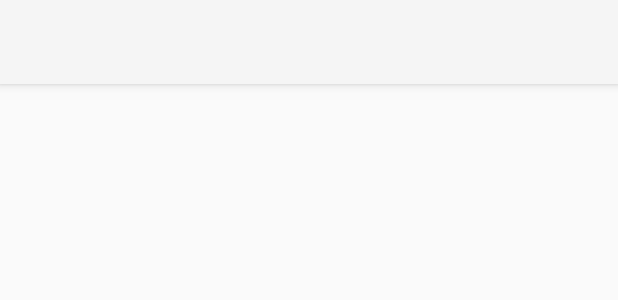
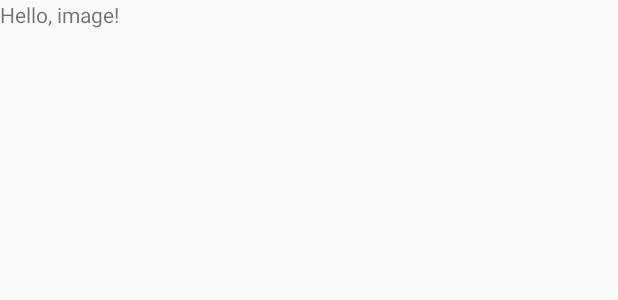
Before and after one commit to the-ericwang35/HackThe6ix, an Android app: the layout activity_image_processing.xml on its own in the app's theme, with its tools: preview values and no code run, on a phone screen of 412 x 824 dp. Shown: the top 300 px of the screen. Run offline under Robolectric (Android 15) with nearby library versions, the phone set to English and light mode, and no system bars.

Commit message:
Remove xml bloat

```diff
--- a/app/src/main/java/com/example/android/hackthe6ixcopy/ImageProcessingActivity.java
+++ b/app/src/main/java/com/example/android/hackthe6ixcopy/ImageProcessingActivity.java
@@ -2,11 +2,8 @@ package com.example.android.hackthe6ixcopy;
 
 import android.os.Bundle;
 import android.os.Environment;
-import android.support.design.widget.FloatingActionButton;
-import android.support.design.widget.Snackbar;
 import android.support.v7.app.AppCompatActivity;
-import android.support.v7.widget.Toolbar;
-import android.view.View;
+import android.widget.TextView;
 
 import java.io.File;
 import java.util.Arrays;
@@ -17,13 +14,17 @@ public class ImageProcessingActivity extends AppCompatActivity {
     protected void onCreate(Bundle savedInstanceState) {
         super.onCreate(savedInstanceState);
         setContentView(R.layout.activity_image_processing);
-        Toolbar toolbar = (Toolbar) findViewById(R.id.toolbar);
-        setSupportActionBar(toolbar);
-        getSupportActionBar().setDisplayHomeAsUpEnabled(true);
+    }
+
+    @Override
+    protected void onResume(){
+        super.onResume();
 
         File folder = new File(Environment.getExternalStorageDirectory() + "/pics/");
         File output = new File(Environment.getExternalStorageDirectory() + "/pics/median.jpg");
         MedianCalculator.process(Arrays.asList(folder.listFiles()), output);
+        TextView text = (TextView) findViewById(R.id.text);
+        text.setText("done processing");
     }
 
 }
--- a/app/src/main/java/com/example/android/hackthe6ixcopy/MainActivity.java
+++ b/app/src/main/java/com/example/android/hackthe6ixcopy/MainActivity.java
@@ -253,9 +253,10 @@ public class MainActivity extends AppCompatActivity {
                         takePhoto = true;
                     }
                     else {
-                        Toast.makeText(MainActivity.this, "Saved: " + picNumber + " Files", Toast.LENGTH_SHORT).show();
+                        //Toast.makeText(MainActivity.this, "Saved: " + picNumber + " Files", Toast.LENGTH_SHORT).show();
                         picNumber = 0;
                         Intent startProcessing = new Intent(MainActivity.this, ImageProcessingActivity.class);
+                        startActivity(startProcessing);
                     }
                 }
             };
--- a/app/src/main/res/layout/activity_image_processing.xml
+++ b/app/src/main/res/layout/activity_image_processing.xml
@@ -1,25 +1,14 @@
 <?xml version="1.0" encoding="utf-8"?>
-<android.support.design.widget.CoordinatorLayout xmlns:android="http://schemas.android.com/apk/res/android"
-    xmlns:app="http://schemas.android.com/apk/res-auto"
+<RelativeLayout xmlns:android="http://schemas.android.com/apk/res/android"
     xmlns:tools="http://schemas.android.com/tools"
     android:layout_width="match_parent"
     android:layout_height="match_parent"
+    android:orientation="vertical"
     tools:context="com.example.android.hackthe6ixcopy.ImageProcessingActivity">
 
-    <android.support.design.widget.AppBarLayout
+    <TextView
+        android:id="@+id/text"
         android:layout_width="match_parent"
-        android:layout_height="wrap_content"
-        android:theme="@style/AppBarOverlay">
-
-        <android.support.v7.widget.Toolbar
-            android:id="@+id/toolbar"
-            android:layout_width="match_parent"
-            android:layout_height="?attr/actionBarSize"
-            android:background="?attr/colorPrimary"
-            app:popupTheme="@style/PopupOverlay" />
-
-    </android.support.design.widget.AppBarLayout>
-
-    <include layout="@layout/content_image_processing" />
-
-</android.support.design.widget.CoordinatorLayout>
+        android:layout_height="200dp"
+        android:text="Hello, image!"/>
+</RelativeLayout>
--- a/app/src/main/res/layout/content_image_processing.xml
+++ /dev/null
@@ -1,11 +0,0 @@
-<?xml version="1.0" encoding="utf-8"?>
-<android.support.constraint.ConstraintLayout xmlns:android="http://schemas.android.com/apk/res/android"
-    xmlns:app="http://schemas.android.com/apk/res-auto"
-    xmlns:tools="http://schemas.android.com/tools"
-    android:layout_width="match_parent"
-    android:layout_height="match_parent"
-    app:layout_behavior="@string/appbar_scrolling_view_behavior"
-    tools:context="com.example.android.hackthe6ixcopy.ImageProcessingActivity"
-    tools:showIn="@layout/activity_image_processing">
-
-</android.support.constraint.ConstraintLayout>
```
